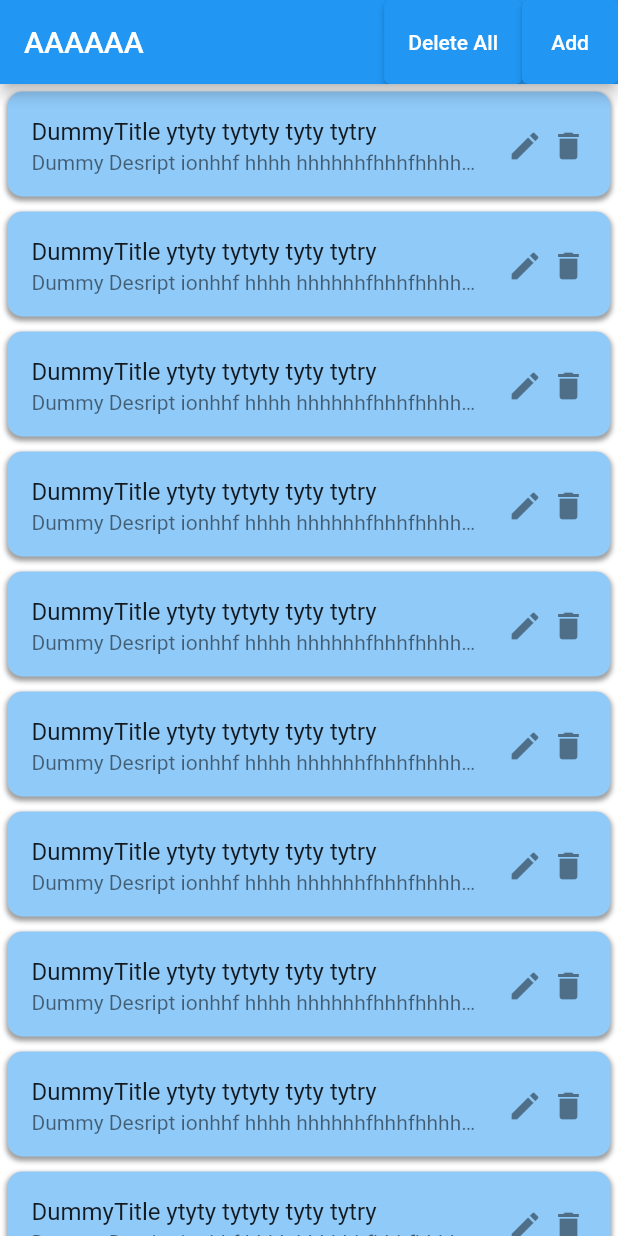
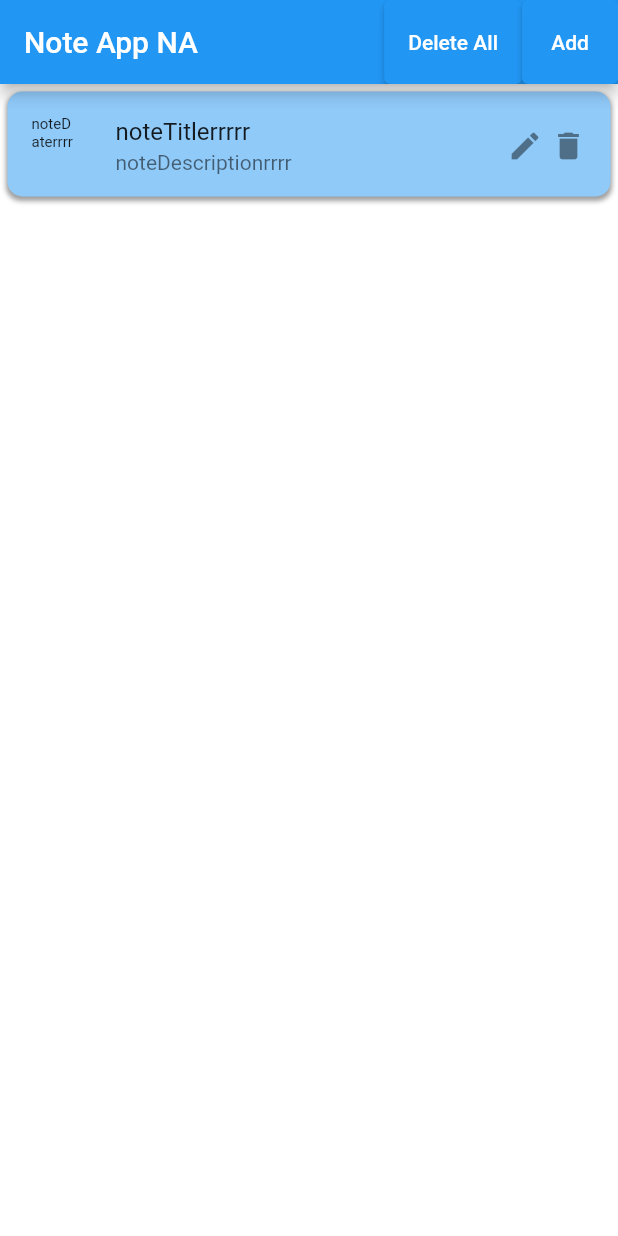
Before and after one commit to abdullac/NoteApp-Bloc-Freezed-Flutter, a Flutter app: the screen it shows after launch, on a phone screen of 412 x 824 dp. Run offline on Flutter 3.47's test engine with Material 2 defaults, Android fonts, the phone set to English and light mode, and no system bars; our stand-ins replace bloc, flutter_bloc, freezed_annotation, hive_flutter; accounts and stored records are empty.

Commit message:
created note view page, addOrEdit page and their values passing

```diff
--- a/note_app_bloc/lib/main.dart
+++ b/note_app_bloc/lib/main.dart
@@ -13,7 +13,9 @@ import 'package:note_app_bloc/apllication/list_page/update_item_button/update_it
 import 'package:note_app_bloc/domain/Models/initial_list_model.dart';
 import 'package:note_app_bloc/domain/list_page/initial_list.dart';
 
+import 'presentation/add_edit_item_page/add_edit_item_page.dart';
 import 'presentation/list_items_page/list_items_page.dart';
+import 'presentation/note_view_page/note_view_page.dart';
 
 List<InitialListModel> initialListModelList = [];
 
@@ -45,7 +47,18 @@ class MyApp extends StatelessWidget {
       child: const MaterialApp(
         home: Scaffold(
           body: SafeArea(
-            child: ListItemsPage(),
+            child: ListItemsPage(initialListModelList: [
+              InitialListModel(
+                noteId: 344345345,
+                noteDate: "noteDaterrrr",
+                noteTitle: "noteTitlerrrrr",
+                noteDescription: "noteDescriptionrrrr",
+              )
+            ]),
+            // child: AddEditItemPage(addOrEdit: AddOrEdit.editNote),
+            // child: NoteViewPage(
+            //     noteTitle: "gdgdgdgdgdgd",
+            //     noteDescription: "iuiuiuiuiuiuuiuiui"),
           ),
         ),
       ),
@@ -59,17 +72,13 @@ class AddUpdatePage extends StatelessWidget {
   @override
   Widget build(BuildContext context) {
     WidgetsBinding.instance.addPostFrameCallback((_) async {
-
-
-
-      BlocProvider.of<UpdateItemButtonBloc>(context).add(UpdateItem(initialListModel:
-       InitialListModel(
+      BlocProvider.of<UpdateItemButtonBloc>(context).add(UpdateItem(
+          initialListModel: InitialListModel(
         noteId: DateTime.now().microsecond,
         noteDate: "noteDate2",
         noteTitle: "noteTitle2",
         noteDescription: "noteDescription3",
       )));
-
 
       // BlocProvider.of<SaveItemButtonBloc>(context).add(SaveItem(
       //     initialListModel: InitialListModel(
--- a/note_app_bloc/lib/presentation/list_items_page/list_items_page.dart
+++ b/note_app_bloc/lib/presentation/list_items_page/list_items_page.dart
@@ -1,13 +1,39 @@
 import 'package:flutter/material.dart';
+import 'package:note_app_bloc/domain/Models/initial_list_model.dart';
 
 class ListItemsPage extends StatelessWidget {
-  const ListItemsPage({Key? key}) : super(key: key);
+  final List<InitialListModel> initialListModelList;
+  const ListItemsPage({
+    Key? key, required this.initialListModelList,
+  }) : super(key: key);
 
   @override
   Widget build(BuildContext context) {
     return Scaffold(
-      appBar: AppBar(
-        title: const Text("AAAAAA"),
+      appBar: listItemPageAppBar(),
+      body: SafeArea(
+          child: Container(
+        color: Colors.white,
+        width: double.infinity,
+        height: double.infinity,
+        child: ListView.separated(
+          itemBuilder: (BuildContext context, int index) => ListTileWidget(
+            initialListModel: initialListModelList[index],
+          ),
+          separatorBuilder: (BuildContext context, int index) => Container(
+            color: Colors.blue.withOpacity(0.2),
+            width: double.infinity,
+            height: 0,
+          ),
+          itemCount: initialListModelList.length,
+        ),
+      )),
+    );
+  }
+
+  AppBar listItemPageAppBar() {
+    return AppBar(
+      title: const Text("Note App NA"),
       actions: [
         ElevatedButton(
           onPressed: () {
@@ -32,29 +58,14 @@ class ListItemsPage extends StatelessWidget {
           ),
         ),
       ],
-      ),
-      body: SafeArea(
-          child: Container(
-        color: Colors.white,
-        width: double.infinity,
-        height: double.infinity,
-        child: ListView.separated(
-          itemBuilder: (BuildContext context, int index) =>
-              const ListTileWidget(),
-          separatorBuilder: (BuildContext context, int index) => Container(
-            color: Colors.blue.withOpacity(0.2),
-            width: double.infinity,
-            height: 0,
-          ),
-          itemCount: 10,
-        ),
-      )),
     );
   }
 }
 
 class ListTileWidget extends StatelessWidget {
-  const ListTileWidget({super.key});
+  final InitialListModel initialListModel;
+  const ListTileWidget({super.key,
+  required this.initialListModel});
 
   @override
   Widget build(BuildContext context) {
@@ -76,20 +87,27 @@ class ListTileWidget extends StatelessWidget {
       ),
       child: Center(
         child: ListTile(
-          onTap: (){
+          onTap: () {
             // tile ontap
           },
-          title: const Text(
-            "DummyTitle ytyty tytyty tyty tytry",
+          leading: SizedBox(
+              width: 30,
+              child: Text(
+                initialListModel.noteDate,
+                maxLines: 3,
+                style: const TextStyle(fontSize: 10),
+              )),
+          title: Text(
+            initialListModel.noteTitle,
             overflow: TextOverflow.clip,
             maxLines: 1,
           ),
-          subtitle: const Text(
-            "Dummy Desript ionhhf hhhh hhhhhhfhhhfhhhhhh",
+          subtitle: Text(
+            initialListModel.noteDescription,
             overflow: TextOverflow.ellipsis,
             maxLines: 1,
           ),
-          trailing: Container(
+          trailing: SizedBox(
             height: 60,
             // width: 100,
             child: Row(
```
Also changed, not shown: note_app_bloc/lib/presentation/add_edit_item_page/add_edit_item_page.dart (added, +82 -0 lines), note_app_bloc/lib/presentation/note_view_page/note_view_page.dart (added, +32 -0 lines), 1 other file. Lines whose indentation alone changed are shown as unchanged.
